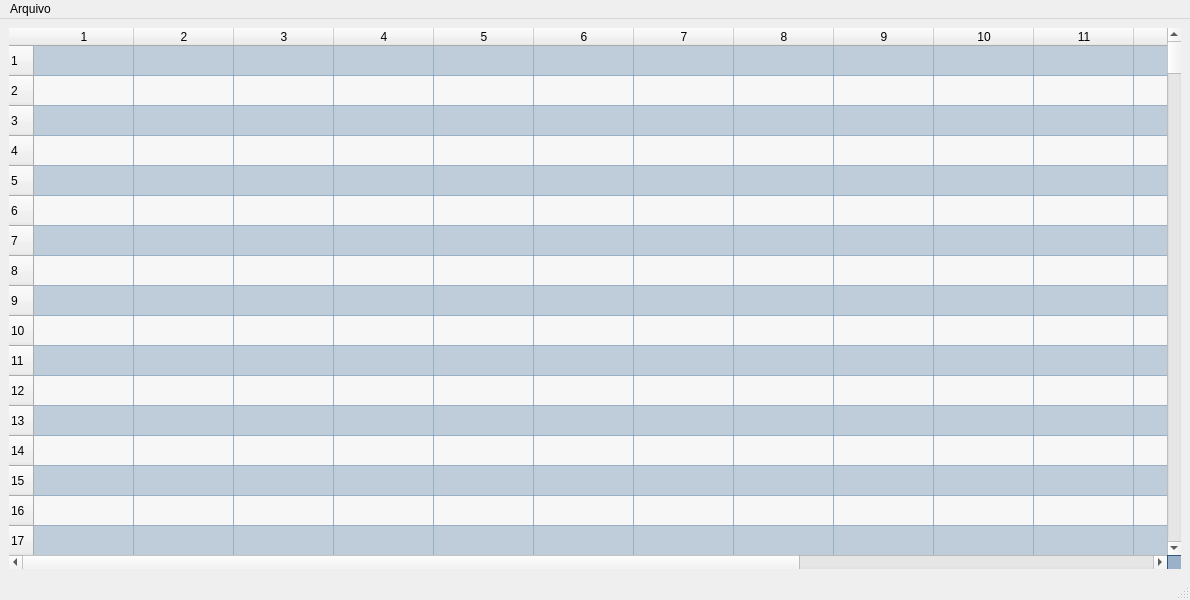
JoaoVitorBranco/BIPy, file src/GUI/MemoriaPrograma.ui: the form before one commit.
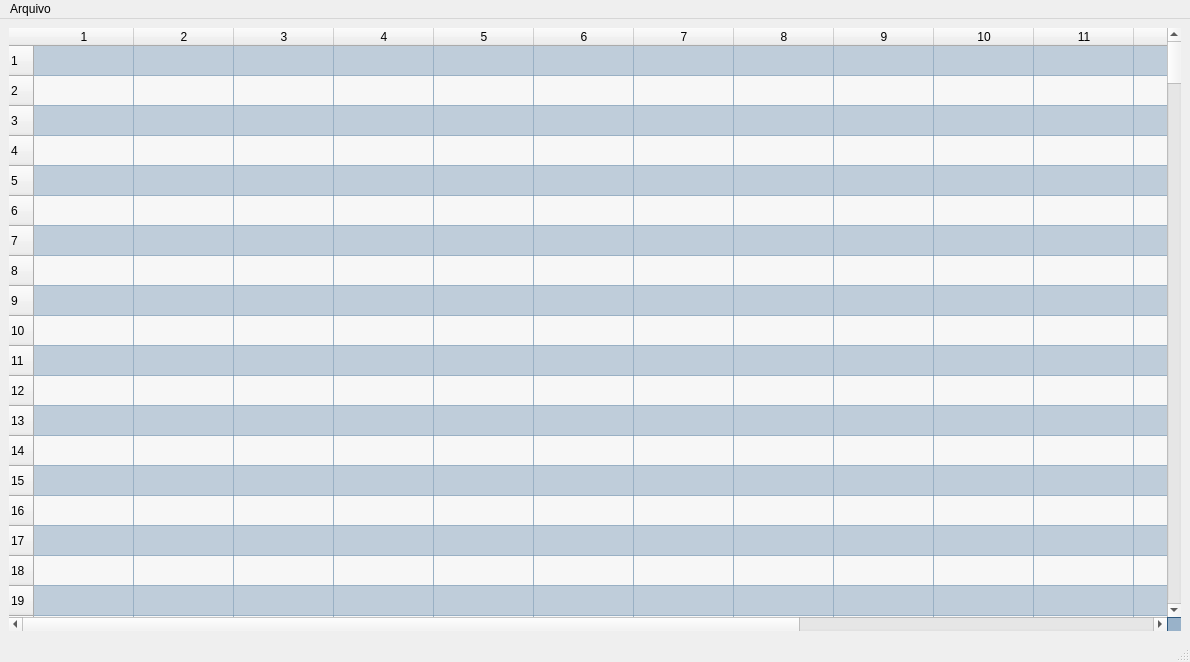
The form after the commit.

Patch:
```diff
--- a/src/GUI/MemoriaPrograma.ui
+++ b/src/GUI/MemoriaPrograma.ui
@@ -7,7 +7,7 @@
     <x>0</x>
     <y>0</y>
     <width>1190</width>
-    <height>600</height>
+    <height>662</height>
    </rect>
   </property>
   <property name="minimumSize">
```
Left out of the diff: 2 changed lines with no effect on the pictures.
